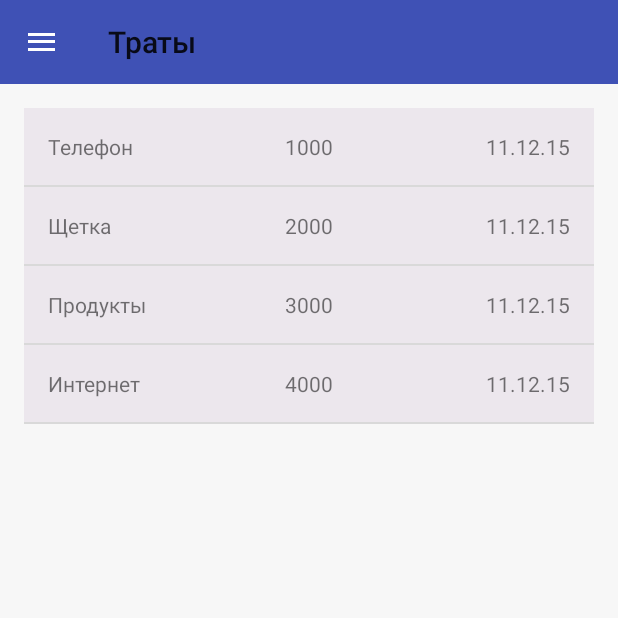
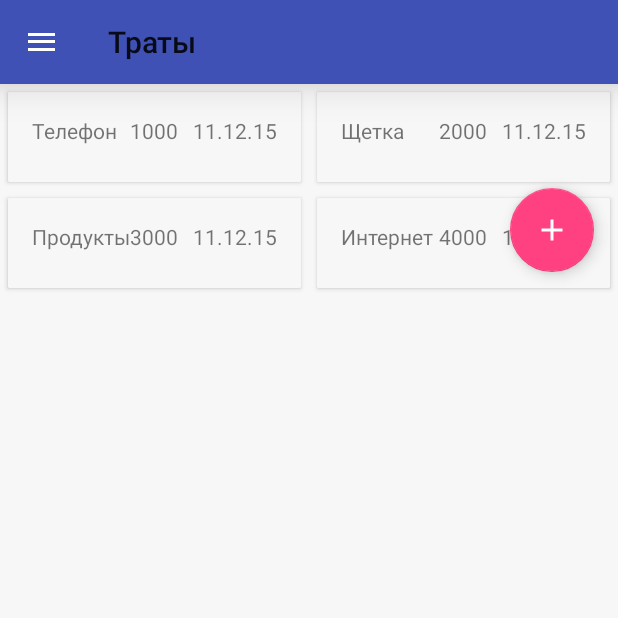
Before and after one commit to aspknopixx/MoneyTracker, an Android app: the screen it shows after launch (MainActivity), on a phone screen of 412 x 824 dp, the top half of it. Run offline under Robolectric (Android 15) with nearby library versions, the light colour scheme and no system bars.

Commit message:
Repeat step lesson and add icon plus

```diff
--- a/app/build.gradle
+++ b/app/build.gradle
@@ -20,8 +20,10 @@ android {
 }
 
 dependencies {
-    compile fileTree(dir: 'libs', include: ['*.jar'])
+    compile fileTree(include: ['*.jar'], dir: 'libs')
     testCompile 'junit:junit:4.12'
     compile 'com.android.support:appcompat-v7:23.1.1'
     compile 'com.android.support:design:23.1.1'
+    compile 'com.android.support:cardview-v7:23.1.1'
+    compile 'com.android.support:recyclerview-v7:23.1.1'
 }
--- a/app/src/main/java/com/loftschool/moneytracker/ExpenseAdapter.java
+++ b/app/src/main/java/com/loftschool/moneytracker/ExpenseAdapter.java
@@ -3,6 +3,7 @@ package com.loftschool.moneytracker;
 
 import android.content.Context;
 import android.graphics.Color;
+import android.support.v7.widget.RecyclerView;
 import android.view.LayoutInflater;
 import android.view.View;
 import android.view.ViewGroup;
@@ -16,35 +17,44 @@ import  static android.graphics.Color.rgb;
 import java.util.List;
 import java.util.Random;
 
-public class ExpenseAdapter extends ArrayAdapter<Expense> {
+public class ExpenseAdapter extends RecyclerView.Adapter<ExpenseAdapter.CardViewHolder> {
     List<Expense> expenses;
-    static int backGroundColor;
-    public ExpenseAdapter(Context context,  List<Expense> expenses) {
-        super(context, 0, expenses);
+
+    public ExpenseAdapter(List<Expense> expenses){
         this.expenses = expenses;
     }
 
     @Override
-    public View getView(int position, View convertView, ViewGroup parent) {
-        Expense expense = getItem(position);
-        Random random = new Random();
+    public CardViewHolder onCreateViewHolder(ViewGroup parent, int viewType) {
+      View  convertView = LayoutInflater.from(parent.getContext()).inflate(R.layout.list_item, parent, false);
+        return new CardViewHolder(convertView);
+    }
 
-        if (convertView == null){
-            convertView = LayoutInflater.from(getContext()).inflate(R.layout.list_item, parent, false);
-        }
+    @Override
+    public void onBindViewHolder(CardViewHolder holder, int position) {
+        Expense expense = expenses.get(position);
+        holder.name_text.setText(expense.getTitle());
+        holder.sum_text.setText(expense.getSum());
+        holder.date_name.setText(expense.getDate());
+    }
 
-        RelativeLayout relativeLayout = (RelativeLayout) convertView.findViewById(R.id.lItem);
-        backGroundColor = Color.argb(50, random.nextInt(256), random.nextInt(250),random.nextInt(256));
-        relativeLayout.setBackgroundColor(backGroundColor);
+    @Override
+    public int getItemCount() {
+        return expenses.size();
+    }
 
-        TextView name = (TextView) convertView.findViewById(R.id.name_text);
-        TextView sum = (TextView) convertView.findViewById(R.id.sum_text);
-        TextView date = (TextView) convertView.findViewById(R.id.date_text);
 
-        name.setText(expense.getTitle());
-        sum.setText(expense.getSum());
-        date.setText(expense.getDate());
+    public class CardViewHolder extends RecyclerView.ViewHolder{
+    protected  TextView name_text;
+    protected  TextView sum_text;
+    protected  TextView date_name;
 
-        return convertView;
+    public CardViewHolder(View convertView){
+        super(convertView);
+        name_text = (TextView) convertView.findViewById(R.id.name_text);
+        sum_text = (TextView) convertView.findViewById(R.id.sum_text);
+        date_name = (TextView) convertView.findViewById(R.id.date_text);
+    }
+
     }
 }
--- a/app/src/main/java/com/loftschool/moneytracker/ExpensesFragment.java
+++ b/app/src/main/java/com/loftschool/moneytracker/ExpensesFragment.java
@@ -1,7 +1,12 @@
 package com.loftschool.moneytracker;
 
 import android.os.Bundle;
+import android.support.design.widget.FloatingActionButton;
+import android.support.design.widget.Snackbar;
 import android.support.v4.app.Fragment;
+import android.support.v7.widget.GridLayoutManager;
+import android.support.v7.widget.LinearLayoutManager;
+import android.support.v7.widget.RecyclerView;
 import android.view.LayoutInflater;
 import android.view.View;
 import android.view.ViewGroup;
@@ -20,11 +25,24 @@ public class ExpensesFragment extends Fragment{
 
     @Override
     public View onCreateView(LayoutInflater inflater, ViewGroup container, Bundle savedInstanceState) {
-        View mainView = inflater.inflate(R.layout.expenses_fragment, container, false);
-        ListView expenseListView = (ListView) mainView.findViewById(R.id.list_view);
+        final View mainView = inflater.inflate(R.layout.expenses_fragment, container, false);
+        RecyclerView expenseRecyclerView = (RecyclerView) mainView.findViewById(R.id.context_recyclerview);
         List<Expense> adapterData = getDataList();
-        ExpenseAdapter expenseAdapter = new ExpenseAdapter(getActivity(), adapterData);
-        expenseListView.setAdapter(expenseAdapter);
+        ExpenseAdapter expenseAdapter = new ExpenseAdapter(adapterData);
+        expenseRecyclerView.setAdapter(expenseAdapter);
+
+        GridLayoutManager gridLayoutManager = new GridLayoutManager(getActivity(), 2);
+        gridLayoutManager.setOrientation(LinearLayoutManager.VERTICAL);
+        expenseRecyclerView.setLayoutManager(gridLayoutManager);
+
+        FloatingActionButton floatingActionButton = (FloatingActionButton) mainView.findViewById(R.id.fab);
+        floatingActionButton.setOnClickListener(new View.OnClickListener(){
+            @Override
+            public void onClick(View v) {
+                Snackbar.make(mainView, "Nice",Snackbar.LENGTH_SHORT);
+            }
+        });
+
         getActivity().setTitle("Траты");
         return mainView;
     }
--- /dev/null
+++ b/app/src/main/java/com/loftschool/moneytracker/ScrollFABBehaviour.java
@@ -0,0 +1,32 @@
+package com.loftschool.moneytracker;
+
+import android.content.Context;
+import android.support.design.widget.CoordinatorLayout;
+import android.support.design.widget.FloatingActionButton;
+import android.support.v4.view.ViewCompat;
+import android.util.AttributeSet;
+import android.view.View;
+
+public class ScrollFABBehaviour extends FloatingActionButton.Behavior{
+
+    public  ScrollFABBehaviour (Context context, AttributeSet attrs){
+        super();
+    }
+
+    @Override
+    public boolean onStartNestedScroll(CoordinatorLayout coordinatorLayout, FloatingActionButton child, View directTargetChild, View target, int nestedScrollAxes) {
+        return nestedScrollAxes == ViewCompat.SCROLL_AXIS_VERTICAL ||
+                super.onStartNestedScroll(coordinatorLayout, child, directTargetChild, target, nestedScrollAxes);
+    }
+
+    @Override
+    public void onNestedScroll(CoordinatorLayout coordinatorLayout, FloatingActionButton child, View target, int dxConsumed, int dyConsumed, int dxUnconsumed, int dyUnconsumed) {
+        super.onNestedScroll(coordinatorLayout, child, target, dxConsumed, dyConsumed, dxUnconsumed, dyUnconsumed);
+
+        if (dyConsumed > 0 && child.getVisibility() == View.VISIBLE){
+            child.hide();
+        }else if(dyConsumed < 0 && child.getVisibility() != View.VISIBLE){
+            child.show();
+        }
+    }
+}
--- a/app/src/main/res/layout/expenses_fragment.xml
+++ b/app/src/main/res/layout/expenses_fragment.xml
@@ -1,13 +1,26 @@
 <?xml version="1.0" encoding="utf-8"?>
-<LinearLayout
+<android.support.design.widget.CoordinatorLayout
     xmlns:android="http://schemas.android.com/apk/res/android"
-    android:layout_width="match_parent"
-    android:layout_height="match_parent">
+    xmlns:app="http://schemas.android.com/apk/res-auto"
+    android:id="@+id/main_content"
+    style="@style/Container.MainBackground">
 
-    <ListView
-        android:id="@+id/list_view"
+    <android.support.v7.widget.RecyclerView
+        android:id="@+id/context_recyclerview"
         android:layout_width="match_parent"
-        android:layout_height="match_parent"
-        android:padding="@dimen/activity_vertical_margin"/>
+        android:layout_height="match_parent"/>
 
-</LinearLayout>
+  <android.support.design.widget.FloatingActionButton
+      android:id="@+id/fab"
+      android:layout_width="wrap_content"
+      android:layout_height="wrap_content"
+      android:layout_margin="@dimen/float_btn"
+      app:layout_anchor="@id/context_recyclerview"
+      app:layout_anchorGravity="bottom|right|end"
+      app:layout_behaVior=".ScrollFABBehaviour"
+      android:src="@mipmap/ic_add_white_24dp"
+      />
+
+
+
+</android.support.design.widget.CoordinatorLayout>
--- a/app/src/main/res/layout/list_item.xml
+++ b/app/src/main/res/layout/list_item.xml
@@ -1,10 +1,16 @@
 <?xml version="1.0" encoding="utf-8"?>
+<android.support.v7.widget.CardView
+    xmlns:android="http://schemas.android.com/apk/res/android"
+    xmlns:card_view="http://schemas.android.com/apk/res-auto"
+    android:id="@+id/card_view"
+    android:layout_width="match_parent"
+    android:layout_height="60dp"
+    android:layout_margin="5dp"
+    card_view:cardBackgroundColor="@color/white"
+    card_view:cardCornerRadius="1dp"
+    >
 <RelativeLayout
-    xmlns:android="http://schemas.android.com/apk/res/android"
-    android:id="@+id/lItem"
-    android:layout_width="match_parent"
-    android:layout_height="match_parent"
-    android:padding="@dimen/activity_vertical_margin">
+   style="@style/Container.Formatted">
 
     <TextView
         android:id="@+id/name_text"
@@ -31,5 +37,5 @@
         android:layout_alignParentTop="true"
         android:layout_alignParentRight="true"
         android:layout_alignParentEnd="true" />
-
 </RelativeLayout>
+</android.support.v7.widget.CardView>
--- a/app/src/main/res/layout/toolbar.xml
+++ b/app/src/main/res/layout/toolbar.xml
@@ -6,4 +6,6 @@
         android:layout_width="match_parent"
         android:layout_height="?attr/actionBarSize"
         android:background="?attr/colorPrimary"
-        app:popupTheme="@style/AppTheme.PopupOverlay" />
+        app:popupTheme="@style/AppTheme.PopupOverlay"
+    android:elevation="@dimen/float_btn"
+    />
--- a/app/src/main/res/values/dimens.xml
+++ b/app/src/main/res/values/dimens.xml
@@ -10,4 +10,5 @@
     <dimen name="img_height_width">64dp</dimen>
     <dimen name="ll_height">56dp</dimen>
     <dimen name="text_size">14sp</dimen>
+    <dimen name="float_btn">16dp</dimen>
 </resources>
--- a/app/src/main/res/values/styles.xml
+++ b/app/src/main/res/values/styles.xml
@@ -18,8 +18,8 @@
     <style name="AppTheme.PopupOverlay" parent="ThemeOverlay.AppCompat.Light" />
 
     <style name="Container">
-        <item name="android:layout_width">match_parent</item>
-        <item name="android:layout_height">match_parent</item>
+        <item name="android:layout_width">wrap_content</item>
+        <item name="android:layout_height">wrap_content</item>
         <item name="android:gravity">center_horizontal</item>
         <item name="android:orientation">vertical</item>
     </style>
@@ -32,4 +32,10 @@
         <item name="android:background">@color/colorAccent</item>
     </style>
 
+    <style name="Container.Formatted">
+        <item name="android:background">@color/white</item>
+        <item name="android:padding">@dimen/activity_vertical_margin</item>
+
+    </style>
+
 </resources>
```
Also changed, not shown: app/src/main/res/mipmap-hdpi/ic_add_white_24dp.png (added), app/src/main/res/mipmap-mdpi/ic_add_white_24dp.png (added), app/src/main/res/mipmap-xhdpi/ic_add_white_24dp.png (added), app/src/main/res/mipmap-xxhdpi/ic_add_white_24dp.png (added), app/src/main/res/mipmap-xxxhdpi/ic_add_white_24dp.png (added).
